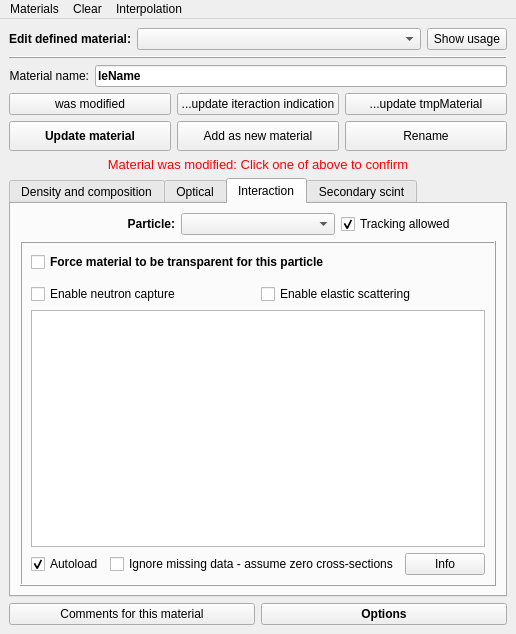
Above: src/gui/materialinspectorwindow.ui from andrmor/ANTS2 before the change. Below: the same form after it.
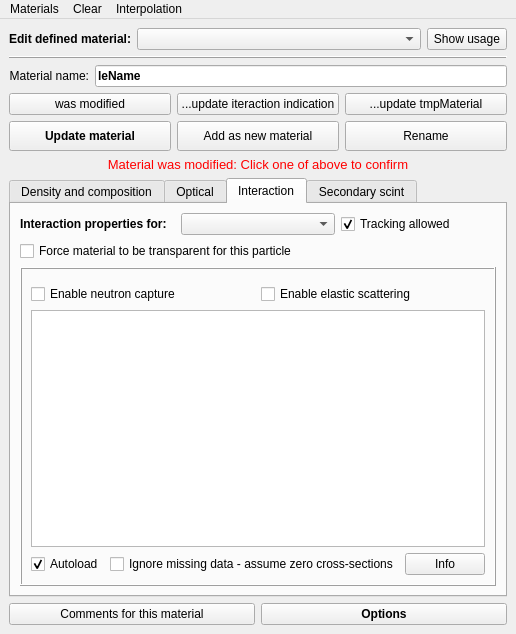
That is the form after the change. The open tabs and pages were chosen to show the change.

The edit to the form file:
```diff
--- a/src/gui/materialinspectorwindow.ui
+++ b/src/gui/materialinspectorwindow.ui
@@ -1318,10 +1318,10 @@
              </font>
             </property>
             <property name="text">
-             <string>Particle:</string>
+             <string>Interaction properties for:</string>
             </property>
             <property name="alignment">
-             <set>Qt::AlignRight|Qt::AlignTrailing|Qt::AlignVCenter</set>
+             <set>Qt::AlignLeading|Qt::AlignLeft|Qt::AlignVCenter</set>
             </property>
            </widget>
           </item>
@@ -1349,6 +1349,19 @@
           </item>
          </layout>
         </item>
+        <item>
+         <widget class="QCheckBox" name="cbTransparentMaterial">
+          <property name="font">
+           <font>
+            <weight>50</weight>
+            <bold>false</bold>
+           </font>
+          </property>
+          <property name="text">
+           <string>Force material to be transparent for this particle</string>
+          </property>
+         </widget>
+        </item>
         <item>
          <widget class="QFrame" name="fEnDepProps">
           <property name="enabled">
@@ -1364,19 +1377,6 @@
            <number>1</number>
           </property>
           <layout class="QVBoxLayout" name="verticalLayout_2">
-           <item>
-            <widget class="QCheckBox" name="cbTransparentMaterial">
-             <property name="font">
-              <font>
-               <weight>75</weight>
-               <bold>true</bold>
-              </font>
-             </property>
-             <property name="text">
-              <string>Force material to be transparent for this particle</string>
-             </property>
-            </widget>
-           </item>
            <item>
             <widget class="QStackedWidget" name="swMainMatParticle">
              <property name="currentIndex">
```
